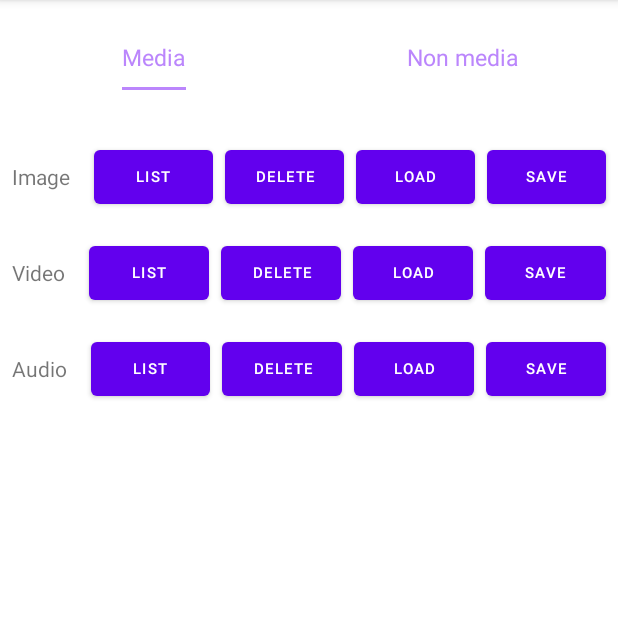
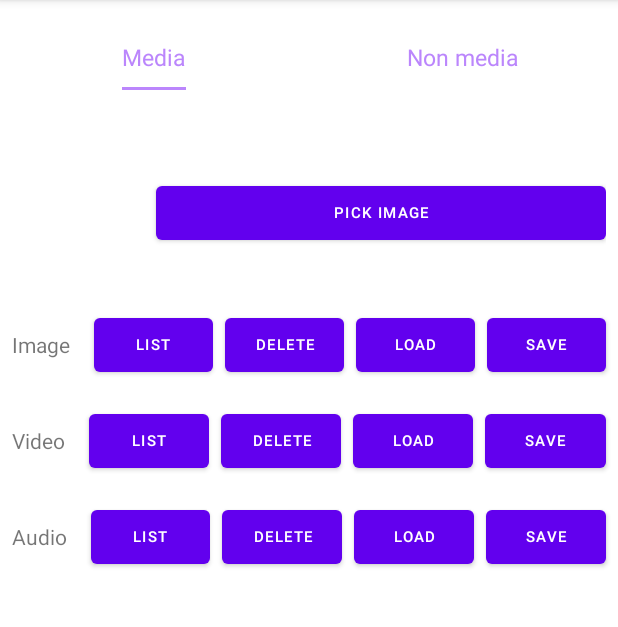
Before and after one commit to eliesfeir/android-scoped-storage, an Android app: the screen it shows after launch (MainActivity), on a phone screen of 412 x 824 dp, the part 84-711 px from its top. Run offline under Robolectric (Android 15) with nearby library versions, the phone set to English and light mode, and no system bars.

Commit message:
-added pick image feature

```diff
--- /dev/null
+++ b/app/src/main/java/com/example/scopedstorage/utils/Contants.kt
@@ -0,0 +1,3 @@
+package com.example.scopedstorage.utils
+
+const val PICK_IMAGE_REQUEST_CODE = 101
--- a/app/src/main/res/layout/fragment_media_store.xml
+++ b/app/src/main/res/layout/fragment_media_store.xml
@@ -4,10 +4,39 @@
     android:layout_height="match_parent"
     android:fillViewport="true"
     android:orientation="vertical">
+
     <LinearLayout
         android:layout_width="match_parent"
         android:layout_height="wrap_content"
         android:orientation="vertical">
+
+        <LinearLayout
+            android:layout_width="match_parent"
+            android:layout_height="wrap_content"
+            android:layout_marginTop="16dp"
+            android:layout_marginEnd="8dp"
+            android:gravity="center_horizontal"
+            android:orientation="horizontal">
+
+            <ImageView
+                android:scaleType="fitXY"
+                android:id="@+id/imagePick"
+                android:layout_width="80dp"
+                android:layout_height="80dp"
+                android:layout_margin="8dp" />
+
+            <Button
+                android:id="@+id/BtnPickImage"
+                android:layout_width="0dp"
+                android:layout_height="wrap_content"
+                android:layout_gravity="center_vertical"
+                android:layout_marginStart="8dp"
+                android:layout_weight="1"
+                android:text="Pick Image"
+                android:textSize="10sp" />
+
+        </LinearLayout>
+
 
         <LinearLayout
             android:layout_marginTop="16dp"
--- a/app/src/main/res/values/strings.xml
+++ b/app/src/main/res/values/strings.xml
@@ -2,4 +2,5 @@
     <string name="app_name">Scoped Storage</string>
     <string name="media">Media</string>
     <string name="non_media">Non media</string>
+    <string name="pick_image">Pick Image</string>
 </resources>
```
Also changed, not shown: app/src/main/java/com/example/scopedstorage/fragments/MediaStoreFragment.kt (+42 -0 lines), app/src/main/java/com/example/scopedstorage/utils/MediaStoreOperations.kt (+45 -0 lines).
